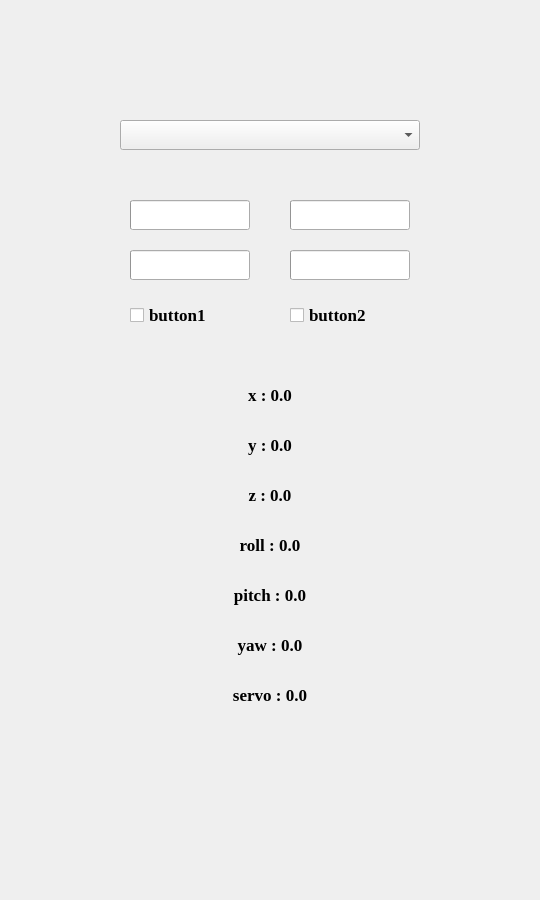
First picture: the form in mainwindow.ui, repository FEITENG-0828/UUV_Master, before the edit.
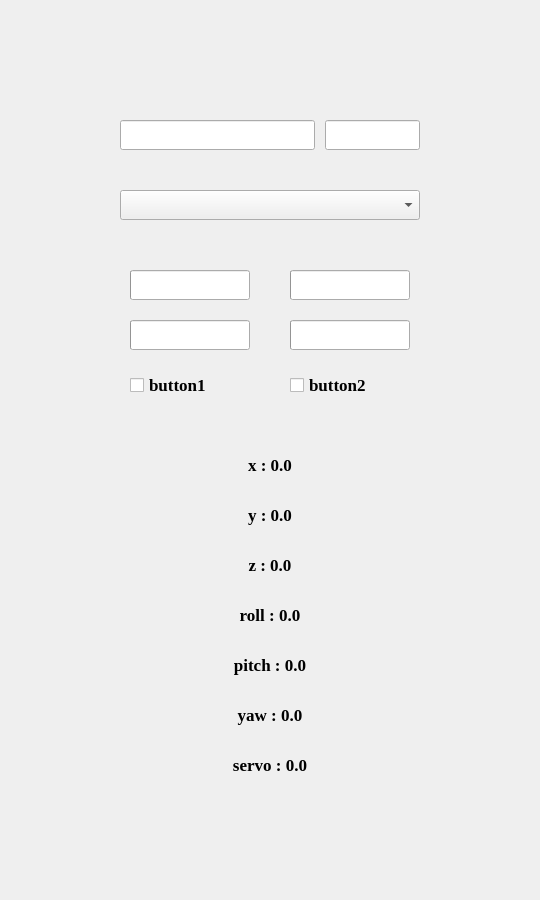
Second picture: the form after the edit.

Commit message: add line edits for the host ip and port

The edit to the form file:
```diff
--- a/mainwindow.ui
+++ b/mainwindow.ui
@@ -30,7 +30,7 @@
     <property name="geometry">
      <rect>
       <x>120</x>
-      <y>120</y>
+      <y>190</y>
       <width>300</width>
       <height>30</height>
      </rect>
@@ -49,7 +49,7 @@
     <property name="geometry">
      <rect>
       <x>130</x>
-      <y>200</y>
+      <y>270</y>
       <width>120</width>
       <height>30</height>
      </rect>
@@ -77,7 +77,7 @@
     <property name="geometry">
      <rect>
       <x>130</x>
-      <y>250</y>
+      <y>320</y>
       <width>120</width>
       <height>30</height>
      </rect>
@@ -102,7 +102,7 @@
     <property name="geometry">
      <rect>
       <x>290</x>
-      <y>200</y>
+      <y>270</y>
       <width>120</width>
       <height>30</height>
      </rect>
@@ -127,7 +127,7 @@
     <property name="geometry">
      <rect>
       <x>290</x>
-      <y>250</y>
+      <y>320</y>
       <width>120</width>
       <height>30</height>
      </rect>
@@ -152,7 +152,7 @@
     <property name="geometry">
      <rect>
       <x>130</x>
-      <y>300</y>
+      <y>370</y>
       <width>120</width>
       <height>30</height>
      </rect>
@@ -184,7 +184,7 @@
     <property name="geometry">
      <rect>
       <x>290</x>
-      <y>300</y>
+      <y>370</y>
       <width>120</width>
       <height>30</height>
      </rect>
@@ -218,9 +218,9 @@
     </property>
     <property name="geometry">
      <rect>
-      <x>130</x>
-      <y>380</y>
-      <width>280</width>
+      <x>120</x>
+      <y>450</y>
+      <width>300</width>
       <height>30</height>
      </rect>
     </property>
@@ -259,9 +259,9 @@
     </property>
     <property name="geometry">
      <rect>
-      <x>130</x>
-      <y>430</y>
-      <width>280</width>
+      <x>120</x>
+      <y>500</y>
+      <width>300</width>
       <height>30</height>
      </rect>
     </property>
@@ -300,9 +300,9 @@
     </property>
     <property name="geometry">
      <rect>
-      <x>130</x>
-      <y>480</y>
-      <width>280</width>
+      <x>120</x>
+      <y>550</y>
+      <width>300</width>
       <height>30</height>
      </rect>
     </property>
@@ -341,9 +341,9 @@
     </property>
     <property name="geometry">
      <rect>
-      <x>130</x>
-      <y>530</y>
-      <width>280</width>
+      <x>120</x>
+      <y>600</y>
+      <width>300</width>
       <height>30</height>
      </rect>
     </property>
@@ -382,9 +382,9 @@
     </property>
     <property name="geometry">
      <rect>
-      <x>130</x>
-      <y>580</y>
-      <width>280</width>
+      <x>120</x>
+      <y>650</y>
+      <width>300</width>
       <height>30</height>
      </rect>
     </property>
@@ -423,9 +423,9 @@
     </property>
     <property name="geometry">
      <rect>
-      <x>130</x>
-      <y>630</y>
-      <width>280</width>
+      <x>120</x>
+      <y>700</y>
+      <width>300</width>
       <height>30</height>
      </rect>
     </property>
@@ -464,9 +464,9 @@
     </property>
     <property name="geometry">
      <rect>
-      <x>130</x>
-      <y>680</y>
-      <width>280</width>
+      <x>120</x>
+      <y>750</y>
+      <width>300</width>
       <height>30</height>
      </rect>
     </property>
@@ -499,6 +499,41 @@
      <set>Qt::TextInteractionFlag::NoTextInteraction</set>
     </property>
    </widget>
+   <widget class="QLineEdit" name="host_ip_line_edit">
+    <property name="geometry">
+     <rect>
+      <x>120</x>
+      <y>120</y>
+      <width>195</width>
+      <height>30</height>
+     </rect>
+    </property>
+    <property name="sizePolicy">
+     <sizepolicy hsizetype="Fixed" vsizetype="Fixed">
+      <horstretch>0</horstretch>
+      <verstretch>0</verstretch>
+     </sizepolicy>
+    </property>
+    <property name="dragEnabled">
+     <bool>true</bool>
+    </property>
+   </widget>
+   <widget class="QLineEdit" name="host_port_line_edit">
+    <property name="geometry">
+     <rect>
+      <x>325</x>
+      <y>120</y>
+      <width>95</width>
+      <height>30</height>
+     </rect>
+    </property>
+    <property name="sizePolicy">
+     <sizepolicy hsizetype="Fixed" vsizetype="Fixed">
+      <horstretch>0</horstretch>
+      <verstretch>0</verstretch>
+     </sizepolicy>
+    </property>
+   </widget>
   </widget>
  </widget>
  <resources/>
```
The commit also changes 3 other files.
